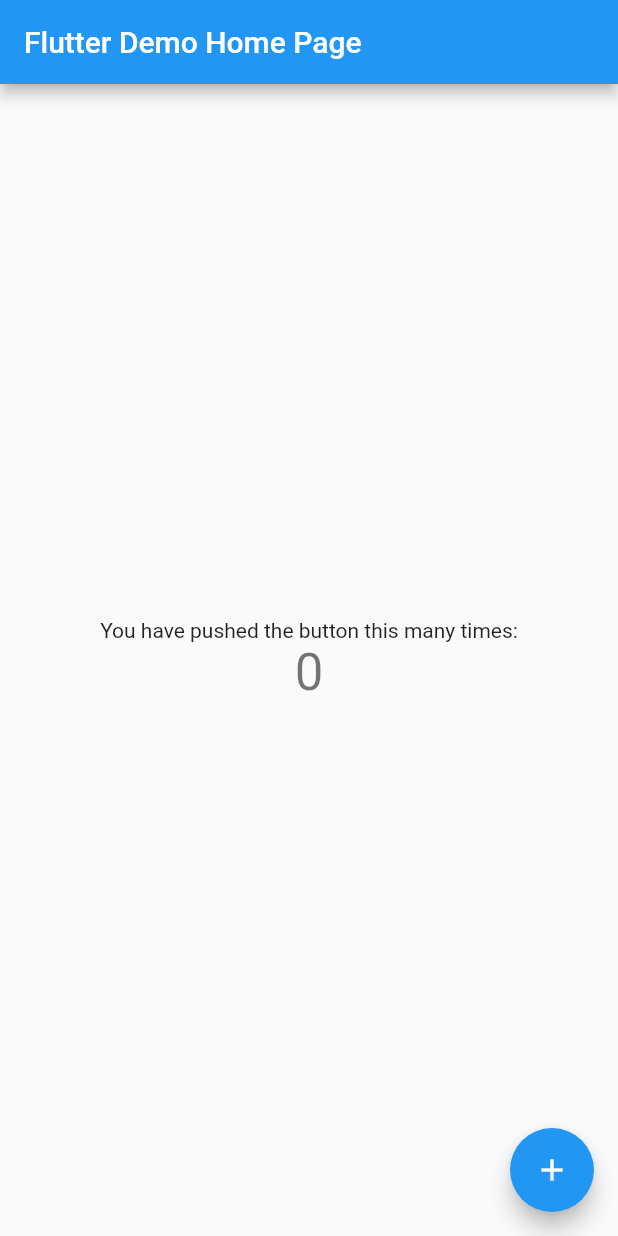
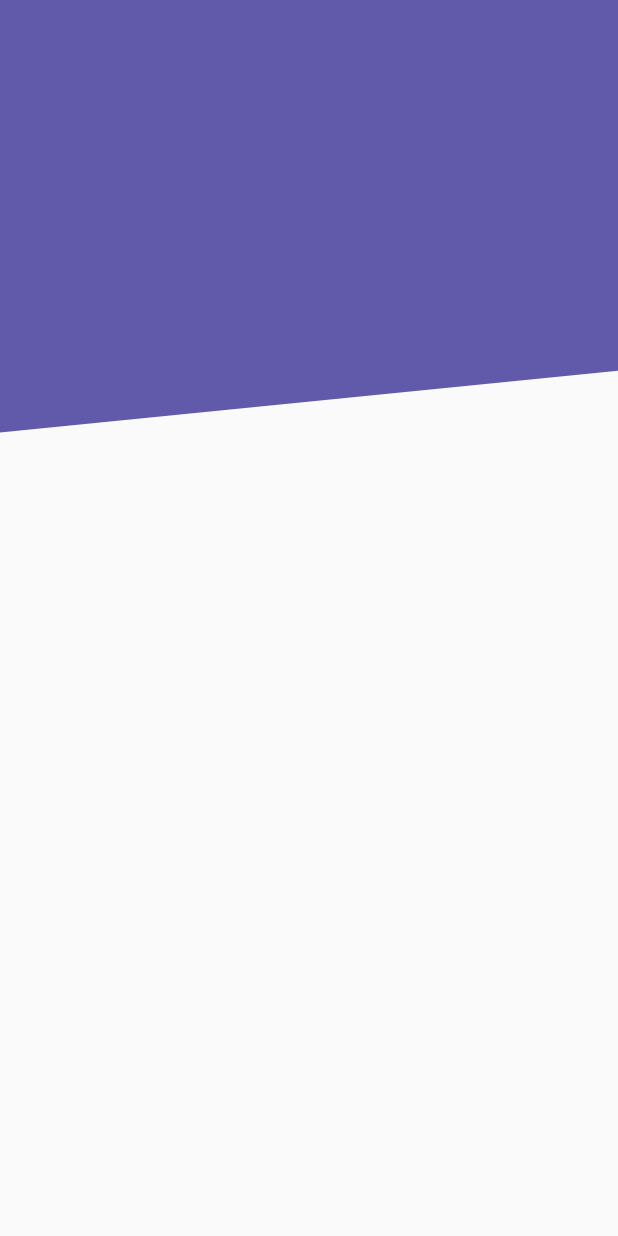
Before and after one commit to arejula27/Dise-os-flutter, a Flutter app: the screen it shows after launch, on a phone screen of 412 x 824 dp. Run offline on Flutter 3.47's test engine with Material 2 defaults, Android fonts, the phone set to English and light mode, and no system bars.

Commit message:
custom painter

```diff
--- a/lib/main.dart
+++ b/lib/main.dart
@@ -1,115 +1,17 @@
+import 'package:designs/src/pages/pages.dart';
 import 'package:flutter/material.dart';
 
-void main() {
-  runApp(const MyApp());
-}
+void main() => runApp(const MyApp());
 
 class MyApp extends StatelessWidget {
   const MyApp({super.key});
 
-  // This widget is the root of your application.
   @override
   Widget build(BuildContext context) {
     return MaterialApp(
-      title: 'Flutter Demo',
-      theme: ThemeData(
-        // This is the theme of your application.
-        //
-        // Try running your application with "flutter run". You'll see the
-        // application has a blue toolbar. Then, without quitting the app, try
-        // changing the primarySwatch below to Colors.green and then invoke
-        // "hot reload" (press "r" in the console where you ran "flutter run",
-        // or simply save your changes to "hot reload" in a Flutter IDE).
-        // Notice that the counter didn't reset back to zero; the application
-        // is not restarted.
-        primarySwatch: Colors.blue,
-      ),
-      home: const MyHomePage(title: 'Flutter Demo Home Page'),
+      debugShowCheckedModeBanner: false,
+      initialRoute: "headers",
+      routes: {"headers": (_) => const HeadersPage()},
     );
   }
 }
-
-class MyHomePage extends StatefulWidget {
-  const MyHomePage({super.key, required this.title});
-
-  // This widget is the home page of your application. It is stateful, meaning
-  // that it has a State object (defined below) that contains fields that affect
-  // how it looks.
-
-  // This class is the configuration for the state. It holds the values (in this
-  // case the title) provided by the parent (in this case the App widget) and
-  // used by the build method of the State. Fields in a Widget subclass are
-  // always marked "final".
-
-  final String title;
-
-  @override
-  State<MyHomePage> createState() => _MyHomePageState();
-}
-
-class _MyHomePageState extends State<MyHomePage> {
-  int _counter = 0;
-
-  void _incrementCounter() {
-    setState(() {
-      // This call to setState tells the Flutter framework that something has
-      // changed in this State, which causes it to rerun the build method below
-      // so that the display can reflect the updated values. If we changed
-      // _counter without calling setState(), then the build method would not be
-      // called again, and so nothing would appear to happen.
-      _counter++;
-    });
-  }
-
-  @override
-  Widget build(BuildContext context) {
-    // This method is rerun every time setState is called, for instance as done
-    // by the _incrementCounter method above.
-    //
-    // The Flutter framework has been optimized to make rerunning build methods
-    // fast, so that you can just rebuild anything that needs updating rather
-    // than having to individually change instances of widgets.
-    return Scaffold(
-      appBar: AppBar(
-        // Here we take the value from the MyHomePage object that was created by
-        // the App.build method, and use it to set our appbar title.
-        title: Text(widget.title),
-      ),
-      body: Center(
-        // Center is a layout widget. It takes a single child and positions it
-        // in the middle of the parent.
-        child: Column(
-          // Column is also a layout widget. It takes a list of children and
-          // arranges them vertically. By default, it sizes itself to fit its
-          // children horizontally, and tries to be as tall as its parent.
-          //
-          // Invoke "debug painting" (press "p" in the console, choose the
-          // "Toggle Debug Paint" action from the Flutter Inspector in Android
-          // Studio, or the "Toggle Debug Paint" command in Visual Studio Code)
-          // to see the wireframe for each widget.
-          //
-          // Column has various properties to control how it sizes itself and
-          // how it positions its children. Here we use mainAxisAlignment to
-          // center the children vertically; the main axis here is the vertical
-          // axis because Columns are vertical (the cross axis would be
-          // horizontal).
-          mainAxisAlignment: MainAxisAlignment.center,
-          children: <Widget>[
-            const Text(
-              'You have pushed the button this many times:',
-            ),
-            Text(
-              '$_counter',
-              style: Theme.of(context).textTheme.headline4,
-            ),
-          ],
-        ),
-      ),
-      floatingActionButton: FloatingActionButton(
-        onPressed: _incrementCounter,
-        tooltip: 'Increment',
-        child: const Icon(Icons.add),
-      ), // This trailing comma makes auto-formatting nicer for build methods.
-    );
-  }
-}
--- /dev/null
+++ b/lib/src/pages/headers_page.dart
@@ -0,0 +1,72 @@
+import 'package:flutter/material.dart';
+
+class HeadersPage extends StatelessWidget {
+  const HeadersPage({super.key});
+
+  @override
+  Widget build(BuildContext context) {
+    return _diagonalHeader();
+  }
+}
+
+Widget _squareHeader() {
+  return Scaffold(
+    body: Container(
+        width: double.infinity, height: 300, color: const Color(0xff615aab)),
+  );
+}
+
+Widget _roundedSquareHeader() {
+  const double radius = 50;
+  return Scaffold(
+    body: Container(
+      decoration: const BoxDecoration(
+          borderRadius: BorderRadius.only(
+              bottomLeft: Radius.circular(radius),
+              bottomRight: Radius.circular(radius)),
+          color: Color(0xff615aab)),
+      width: double.infinity,
+      height: 300,
+    ),
+  );
+}
+
+Widget _diagonalHeader() {
+  return Scaffold(
+    body: Container(
+      width: double.infinity,
+      height: double.infinity,
+      child: CustomPaint(
+        painter: _diagonal(),
+      ),
+    ),
+  );
+}
+
+class _diagonal extends CustomPainter {
+  @override
+  bool shouldRepaint(covariant CustomPainter oldDelegate) {
+    return true;
+  }
+
+  @override
+  void paint(Canvas canvas, Size size) {
+    //this is our pencil
+    final pencil = Paint();
+    pencil.color = const Color(0xff615aab);
+    pencil.style = PaintingStyle.fill; //stroke bordes ;fill todo
+    pencil.strokeWidth = 5;
+
+    final path = Path();
+
+    //dibujar con el lapiz el recorrido de path
+    //moveTo lo mueve sin pintar, lineTo lo mueve pintando
+
+    path.lineTo(0, size.height * 0.35);
+    path.lineTo(size.width, size.height * 0.30);
+    path.lineTo(size.width, 0);
+    path.lineTo(0, 0);
+
+    canvas.drawPath(path, pencil);
+  }
+}
--- /dev/null
+++ b/lib/src/pages/pages.dart
@@ -0,0 +1 @@
+export 'package:designs/src/pages/headers_page.dart';
```
